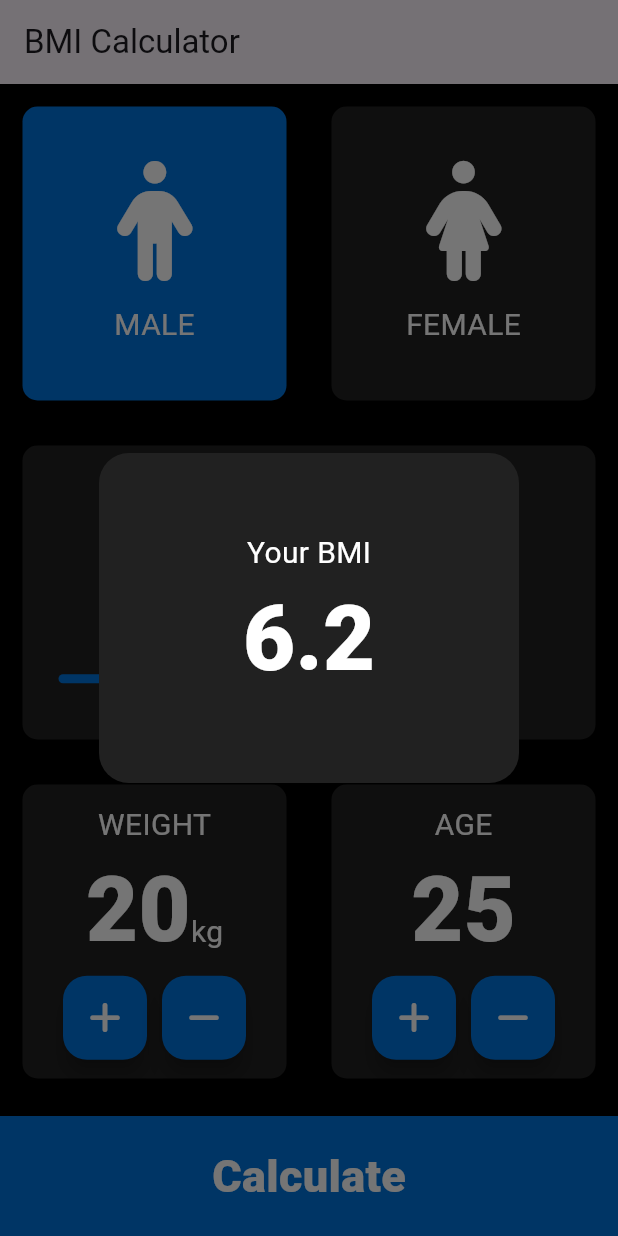
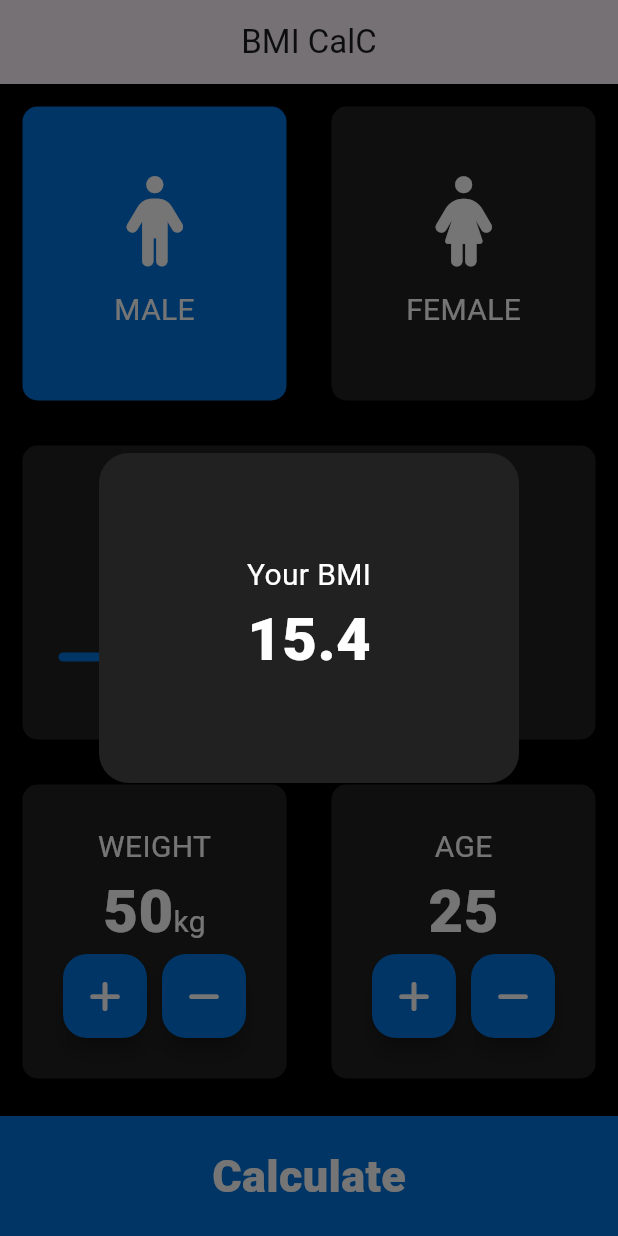
Before and after one commit to sajusun/bmi_calculator_flutter, a Flutter app: the screen it shows after launch, after a tap on "Calculate", on a phone screen of 412 x 824 dp. Run offline on Flutter 3.47's test engine with Material 3 defaults, Android fonts, the phone set to English and light mode, and no system bars; our stand-ins replace font_awesome_flutter.

Commit message:
add icon, fix issues manifest

```diff
--- a/lib/data_container.dart
+++ b/lib/data_container.dart
@@ -8,7 +8,7 @@ const textStyle1 = TextStyle(
 
 const textStyle2 = TextStyle(
   color: Color(0xFFffffff),
-  fontSize: 60.0,
+  fontSize: 40.0,
   fontWeight: FontWeight.w900
 );
 
@@ -32,7 +32,7 @@ class DataContainer extends StatelessWidget {
       children: <Widget>[
         Icon(
           icon,
-          size: 80.0,
+          size: 60.0,
           color: Colors.white,
         ),
         SizedBox(height: 15.0,),
--- a/lib/main_screen.dart
+++ b/lib/main_screen.dart
@@ -1,10 +1,9 @@
 import 'dart:math';
-
 import 'package:flutter/material.dart';
 import 'package:font_awesome_flutter/font_awesome_flutter.dart';
 import 'container_box.dart';
 import 'data_container.dart';
-import 'package:url_launcher/url_launcher.dart';
+
 
 const activeColor = Color(0xff0073dd);
 const inActiveColor = Color(0xFF212121);
@@ -18,7 +17,7 @@ class _MainScreenState extends State<MainScreen> {
   Color maleBoxColor = activeColor;
   Color femaleBoxColor = inActiveColor;
   int height = 180;
-  int weight = 20;
+  int weight = 50;
   int age = 25;
   String result = "";
   String resultDetail = "Result here";
@@ -49,9 +48,9 @@ class _MainScreenState extends State<MainScreen> {
     return bmi.toStringAsFixed(1);
   }
 
-  /* String getInterpretation(double bmi) {
+   String getInterpretation(double bmi) {
     if (bmi >= 25.0) {
-      return 'You have higher than normal body weight. Try to excersie more.';
+      return 'You have higher than normal body weight. Try to exercise more.';
     }
     else if (bmi > 18.5) {
       return 'You have a normal body weight. Good Job!';
@@ -59,13 +58,13 @@ class _MainScreenState extends State<MainScreen> {
     else {
       return 'You have lower than normal body weight. You can eat a bit more.';
     }
-  } */
+  }
 
   @override
   Widget build(BuildContext context) {
     return Scaffold(
       appBar: AppBar(
-        title: Text("BMI Calculator"),
+        title: Text("BMI CalC"),centerTitle: true,
       ),
       body: Column(
         children: <Widget>[
@@ -129,8 +128,8 @@ class _MainScreenState extends State<MainScreen> {
                   ),
                   Slider(
                     value: height.toDouble(),
-                    min: 120,
-                    max: 220,
+                    min: 10,
+                    max: 300,
                     activeColor: activeColor,
                     inactiveColor: inActiveColor,
                     onChanged: (double newValue) {
@@ -262,7 +261,7 @@ class _MainScreenState extends State<MainScreen> {
               onTap: () {
                 setState(() {
                   result = calculateBmi(weight, height);
-                  /*resultDetail = getInterpretation(bmi);*/
+                  resultDetail = getInterpretation(bmi);
                   showDialog(
                       context: context,
                       builder: (BuildContext contest) {
```
Also changed, not shown: 6 other files.
